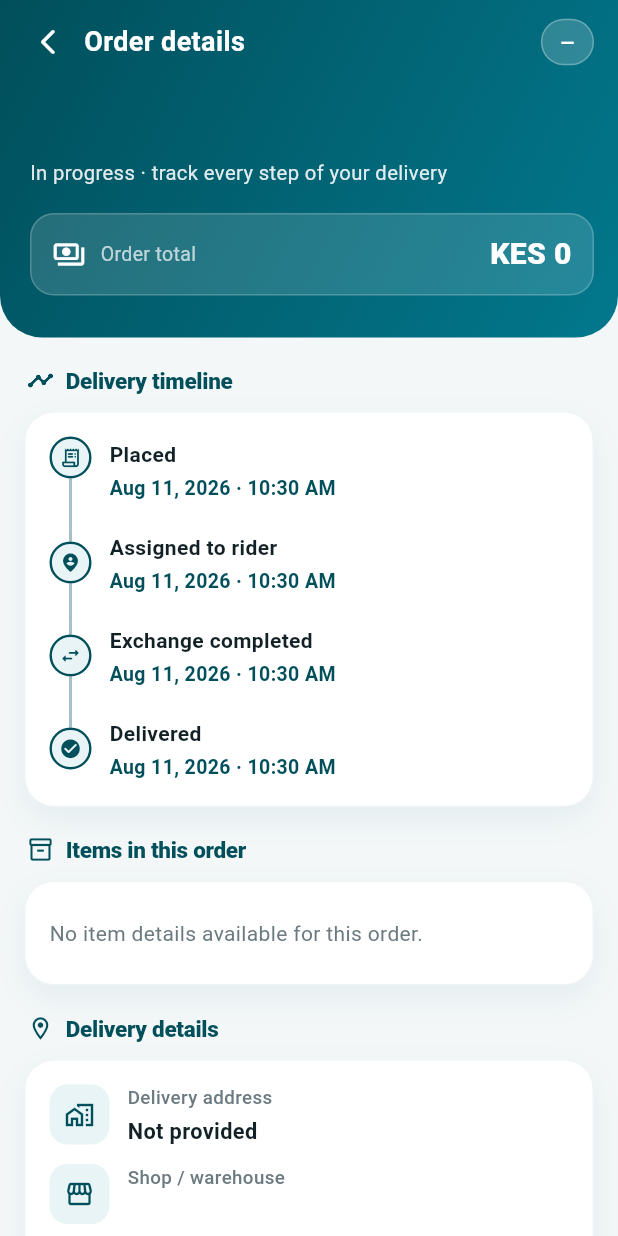
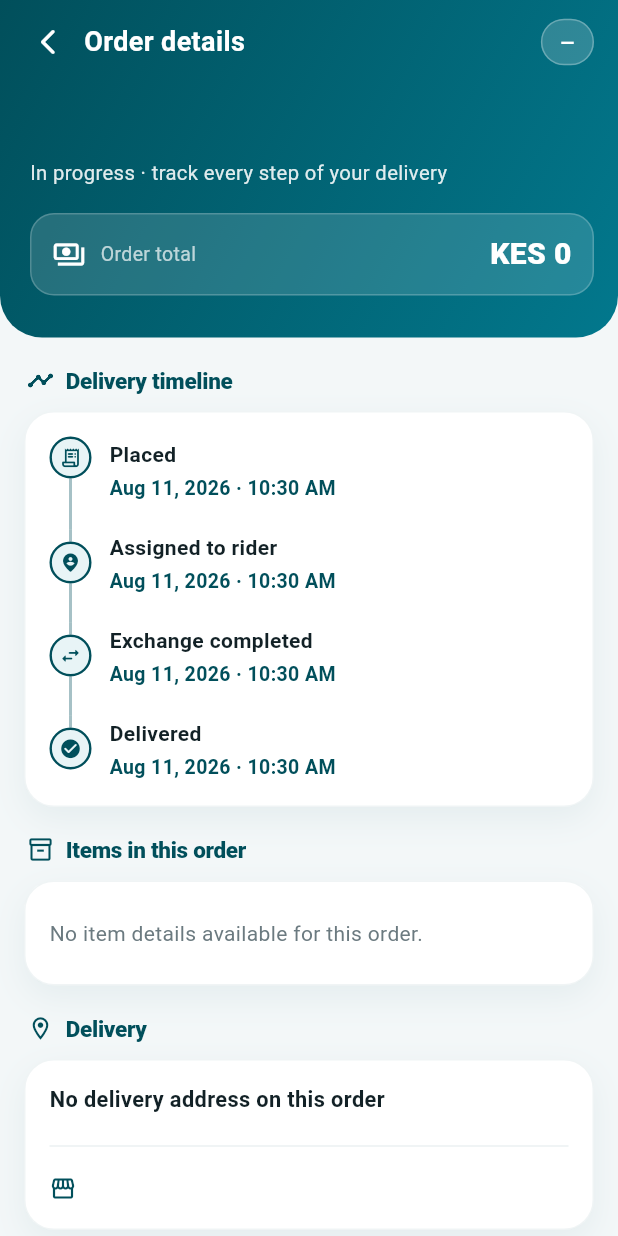
Before and after one commit to tchasinga/gasdelivery, a Flutter app: the OrderDetailsScreen screen opened directly with empty values, on a phone screen of 412 x 824 dp. Run offline on Flutter 3.47's test engine with Material 3 defaults, Android fonts, the phone set to English and light mode, and no system bars; our stand-ins replace geolocator, google_maps_flutter, shared_preferences, video_player; missing offline and left inert: flutter_polyline_points, google_maps_flutter_android, google_maps_flutter_platform_interface; accounts and stored records are empty; network calls fail.

Commit message:
Enhance Order Management with Cancellation Feature and UI Updates
- Updated the My Orders screen to recognize both completed and cancelled orders.
- Refactored the Order Details screen to support order cancellation, including confirmation dialog and API integration.
- Improved user feedback with snack bars for cancellation success or failure.
- Adjusted UI elements for clarity, including updated empty messages and tab labels for ongoing orders.

```diff
--- a/lib/screens/customer_accounts/order_details_screen.dart
+++ b/lib/screens/customer_accounts/order_details_screen.dart
@@ -1,21 +1,134 @@
 import 'package:flutter/material.dart';
 
+import '../../services/api_services.dart';
+import '../../services/auth_service.dart';
 import '../../utils/format_api_label.dart';
 import '../../utils/phone_launcher.dart';
 
-class OrderDetailsScreen extends StatelessWidget {
+class OrderDetailsScreen extends StatefulWidget {
   const OrderDetailsScreen({super.key, required this.order});
 
   final Map<String, dynamic> order;
 
-  static const _brand = Color(0xFF014F5B);
-  static const _brandLight = Color(0xFF02788D);
-  static const _brandSoft = Color(0xFFE8F4F6);
-  static const _ink = Color(0xFF122126);
-  static const _muted = Color(0xFF6B7A80);
+  static const brand = Color(0xFF014F5B);
+  static const brandLight = Color(0xFF02788D);
+  static const brandSoft = Color(0xFFE8F4F6);
+  static const ink = Color(0xFF122126);
+  static const muted = Color(0xFF6B7A80);
+
+  @override
+  State<OrderDetailsScreen> createState() => _OrderDetailsScreenState();
+}
+
+class _OrderDetailsScreenState extends State<OrderDetailsScreen> {
+  static const _brand = OrderDetailsScreen.brand;
+  static const _brandLight = OrderDetailsScreen.brandLight;
+  static const _brandSoft = OrderDetailsScreen.brandSoft;
+  static const _ink = OrderDetailsScreen.ink;
+  static const _muted = OrderDetailsScreen.muted;
+
+  late Map<String, dynamic> _order;
+  bool _cancelling = false;
+
+  @override
+  void initState() {
+    super.initState();
+    _order = Map<String, dynamic>.from(widget.order);
+  }
+
+  bool get _isCompleted => _order['status']?.toString() == 'completed';
+  bool get _isCancelled => _order['status']?.toString() == 'cancelled';
+
+  bool get _canCancel {
+    final status = _order['status']?.toString() ?? '';
+    return status == 'pending' || status == 'processing';
+  }
+
+  Future<void> _confirmCancel() async {
+    final confirmed = await showDialog<bool>(
+      context: context,
+      builder: (ctx) => AlertDialog(
+        title: const Text('Cancel order?'),
+        content: Text(
+          'Cancel order ${_order['order_number'] ?? ''}? This cannot be undone.',
+        ),
+        actions: [
+          TextButton(
+            onPressed: () => Navigator.of(ctx).pop(false),
+            child: const Text('Keep order'),
+          ),
+          TextButton(
+            onPressed: () => Navigator.of(ctx).pop(true),
+            style: TextButton.styleFrom(foregroundColor: Colors.red),
+            child: const Text('Cancel order'),
+          ),
+        ],
+      ),
+    );
+    if (confirmed != true || !mounted) return;
+    await _cancelOrder();
+  }
+
+  Future<void> _cancelOrder() async {
+    final id = _order['id'];
+    final orderId = id is int ? id : int.tryParse(id?.toString() ?? '');
+    if (orderId == null) {
+      ScaffoldMessenger.of(context).showSnackBar(
+        const SnackBar(
+          content: Text('Could not cancel this order.'),
+          backgroundColor: Colors.red,
+        ),
+      );
+      return;
+    }
+
+    setState(() => _cancelling = true);
+    final token = await AuthService.getToken();
+    if (token == null) {
+      if (!mounted) return;
+      setState(() => _cancelling = false);
+      ScaffoldMessenger.of(context).showSnackBar(
+        const SnackBar(
+          content: Text('Please sign in again to cancel this order.'),
+          backgroundColor: Colors.red,
+        ),
+      );
+      return;
+    }
+
+    final result = await ApiService.cancelCustomerDeliveryOrder(token, orderId);
+    if (!mounted) return;
+    setState(() => _cancelling = false);
+
+    if (result['success'] == true) {
+      final updated = result['order'];
+      setState(() {
+        if (updated is Map<String, dynamic>) {
+          _order = Map<String, dynamic>.from(updated);
+        } else {
+          _order = {..._order, 'status': 'cancelled'};
+        }
+      });
+      ScaffoldMessenger.of(context).showSnackBar(
+        SnackBar(
+          content: Text(result['message'] ?? 'Order cancelled successfully'),
+          backgroundColor: _brand,
+        ),
+      );
+      Navigator.of(context).pop(true);
+    } else {
+      ScaffoldMessenger.of(context).showSnackBar(
+        SnackBar(
+          content: Text(result['message'] ?? 'Failed to cancel order'),
+          backgroundColor: Colors.red,
+        ),
+      );
+    }
+  }
 
   @override
   Widget build(BuildContext context) {
+    final order = _order;
     final status = formatApiLabelForUi(order['status']?.toString());
     final warehouse = order['mini_warehouse'] as Map<String, dynamic>?;
     final rider = order['rider'] as Map<String, dynamic>?;
@@ -28,7 +141,6 @@ class OrderDetailsScreen extends StatelessWidget {
         ?.toString()
         .trim();
     final notes = order['notes']?.toString().trim();
-    final altPhone = order['customer_number_alternative']?.toString().trim();
     final topPad = MediaQuery.paddingOf(context).top;
 
     return Scaffold(
@@ -112,9 +224,11 @@ class OrderDetailsScreen extends StatelessWidget {
                         ),
                         const SizedBox(height: 6),
                         Text(
-                          _isCompleted
-                              ? 'Completed · thanks for ordering with Gas express'
-                              : 'In progress · track every step of your delivery',
+                          _isCancelled
+                              ? 'Cancelled · this order will not be delivered'
+                              : _isCompleted
+                                  ? 'Completed · thanks for ordering with Gas express'
+                                  : 'In progress · track every step of your delivery',
                           style: TextStyle(
                             color: Colors.white.withValues(alpha: 0.88),
                             fontSize: 13.5,
@@ -267,37 +381,57 @@ class OrderDetailsScreen extends StatelessWidget {
                 const SizedBox(height: 18),
                 _SectionHeader(
                   icon: Icons.location_on_outlined,
-                  title: 'Delivery details',
+                  title: 'Delivery',
                 ),
                 _SurfaceCard(
                   child: Column(
+                    crossAxisAlignment: CrossAxisAlignment.start,
                     children: [
-                      _DetailTile(
-                        icon: Icons.home_work_outlined,
-                        label: 'Delivery address',
-                        value: (address != null && address.isNotEmpty)
+                      Text(
+                        address != null && address.isNotEmpty
                             ? address
-                            : 'Not provided',
+                            : 'No delivery address on this order',
+                        style: const TextStyle(
+                          fontSize: 14.5,
+                          height: 1.45,
+                          color: _ink,
+                          fontWeight: FontWeight.w600,
+                        ),
                       ),
-                      const SizedBox(height: 12),
-                      _DetailTile(
-                        icon: Icons.storefront_outlined,
-                        label: 'Shop / warehouse',
-                        value: warehouse?['name']?.toString() ?? '—',
-                      ),
-                      const SizedBox(height: 12),
-                      _DetailTile(
-                        icon: Icons.map_outlined,
-                        label: 'Warehouse address',
-                        value: warehouse?['address']?.toString() ?? '—',
-                      ),
-                      if (altPhone != null && altPhone.isNotEmpty) ...[
+                      if (warehouse != null) ...[
                         const SizedBox(height: 12),
-                        _DetailTile(
-                          icon: Icons.phone_outlined,
-                          label: 'Alt. phone',
-                          value: altPhone,
+                        Divider(color: _brand.withValues(alpha: 0.08)),
+                        const SizedBox(height: 10),
+                        Row(
+                          children: [
+                            const Icon(
+                              Icons.storefront_outlined,
+                              size: 18,
+                              color: _brand,
+                            ),
+                            const SizedBox(width: 8),
+                            Expanded(
+                              child: Text(
+                                warehouse['name']?.toString() ?? 'Warehouse',
+                                style: const TextStyle(
+                                  fontSize: 14,
+                                  fontWeight: FontWeight.w700,
+                                  color: _brand,
+                                ),
+                              ),
+                            ),
+                          ],
                         ),
+                        if (warehouse['address'] != null) ...[
+                          const SizedBox(height: 4),
+                          Text(
+                            warehouse['address'].toString(),
+                            style: const TextStyle(
+                              fontSize: 13,
+                              color: _muted,
+                            ),
+                          ),
+                        ],
                       ],
                     ],
                   ),
@@ -401,6 +535,50 @@ class OrderDetailsScreen extends StatelessWidget {
                     ),
                   ),
                 ],
+                if (_canCancel) ...[
+                  const SizedBox(height: 28),
+                  SizedBox(
+                    width: double.infinity,
+                    child: OutlinedButton.icon(
+                      onPressed: _cancelling ? null : _confirmCancel,
+                      icon: _cancelling
+                          ? const SizedBox(
+                              width: 18,
+                              height: 18,
+                              child: CircularProgressIndicator(
+                                strokeWidth: 2,
+                                color: Colors.red,
+                              ),
+                            )
+                          : const Icon(Icons.cancel_outlined),
+                      label: Text(
+                        _cancelling ? 'Cancelling…' : 'Cancel order',
+                      ),
+                      style: OutlinedButton.styleFrom(
+                        foregroundColor: Colors.red.shade700,
+                        side: BorderSide(color: Colors.red.shade300),
+                        padding: const EdgeInsets.symmetric(vertical: 14),
+                        shape: RoundedRectangleBorder(
+                          borderRadius: BorderRadius.circular(14),
+                        ),
+                        textStyle: const TextStyle(
+                          fontSize: 15,
+                          fontWeight: FontWeight.w700,
+                        ),
+                      ),
+                    ),
+                  ),
+                  const SizedBox(height: 8),
+                  Text(
+                    'You can cancel while the shop has not assigned a rider yet.',
+                    textAlign: TextAlign.center,
+                    style: TextStyle(
+                      fontSize: 12.5,
+                      color: Colors.grey.shade600,
+                      height: 1.35,
+                    ),
+                  ),
+                ],
               ]),
             ),
           ),
@@ -409,22 +587,20 @@ class OrderDetailsScreen extends StatelessWidget {
     );
   }
 
-  bool get _isCompleted => order['status']?.toString() == 'completed';
-
   int? get _qtyRequested {
-    final v = order['quantity_requested'];
+    final v = _order['quantity_requested'];
     if (v is int) return v;
     return int.tryParse(v?.toString() ?? '');
   }
 
   int? get _qtyFulfilled {
-    final v = order['quantity_fulfilled'];
+    final v = _order['quantity_fulfilled'];
     if (v is int) return v;
     return int.tryParse(v?.toString() ?? '');
   }
 
   List<Map<String, dynamic>> _lineItems() {
-    final raw = order['order_line_items'];
+    final raw = _order['order_line_items'];
     if (raw is List && raw.isNotEmpty) {
       return raw
           .whereType<Map>()
@@ -432,8 +608,8 @@ class OrderDetailsScreen extends StatelessWidget {
           .toList();
     }
 
-    final sizes = order['cylinder_sizes'];
-    final outrights = order['cylinders_outright'];
+    final sizes = _order['cylinder_sizes'];
+    final outrights = _order['cylinders_outright'];
     if (sizes is! List || sizes.isEmpty) return const [];
 
     final outrightList = outrights is List ? outrights : const [];
@@ -483,14 +659,14 @@ class _SectionHeader extends StatelessWidget {
       padding: const EdgeInsets.only(bottom: 10, left: 2),
       child: Row(
         children: [
-          Icon(icon, size: 18, color: OrderDetailsScreen._brand),
+          Icon(icon, size: 18, color: OrderDetailsScreen.brand),
           const SizedBox(width: 8),
           Text(
             title,
             style: const TextStyle(
               fontSize: 15,
               fontWeight: FontWeight.w800,
-              color: OrderDetailsScreen._brand,
+              color: OrderDetailsScreen.brand,
               letterSpacing: -0.2,
             ),
           ),
@@ -514,11 +690,11 @@ class _SurfaceCard extends StatelessWidget {
         color: Colors.white,
         borderRadius: BorderRadius.circular(20),
         border: Border.all(
-          color: OrderDetailsScreen._brand.withValues(alpha: 0.06),
+          color: OrderDetailsScreen.brand.withValues(alpha: 0.06),
         ),
         boxShadow: [
           BoxShadow(
-            color: OrderDetailsScreen._brand.withValues(alpha: 0.06),
+            color: OrderDetailsScreen.brand.withValues(alpha: 0.06),
             blurRadius: 18,
             offset: const Offset(0, 8),
           ),
@@ -543,7 +719,7 @@ class _MetricTile extends StatelessWidget {
         color: Colors.white,
         borderRadius: BorderRadius.circular(18),
         border: Border.all(
-          color: OrderDetailsScreen._brand.withValues(alpha: 0.08),
+          color: OrderDetailsScreen.brand.withValues(alpha: 0.08),
         ),
       ),
       child: Column(
@@ -553,7 +729,7 @@ class _MetricTile extends StatelessWidget {
             label,
             style: const TextStyle(
               fontSize: 12.5,
-              color: OrderDetailsScreen._muted,
+              color: OrderDetailsScreen.muted,
               fontWeight: FontWeight.w500,
             ),
           ),
@@ -563,7 +739,7 @@ class _MetricTile extends StatelessWidget {
             style: const TextStyle(
               fontSize: 22,
               fontWeight: FontWeight.w800,
-              color: OrderDetailsScreen._brand,
+              color: OrderDetailsScreen.brand,
             ),
           ),
         ],
@@ -592,7 +768,7 @@ class _TimelineStep extends StatelessWidget {
   @override
   Widget build(BuildContext context) {
     final activeColor = done
-        ? OrderDetailsScreen._brand
+        ? OrderDetailsScreen.brand
         : const Color(0xFFB7C4C8);
 
     return IntrinsicHeight(
@@ -608,7 +784,7 @@ class _TimelineStep extends StatelessWidget {
                     width: 2,
                     height: 8,
                     color: done
-                        ? OrderDetailsScreen._brand.withValues(alpha: 0.35)
+                        ? OrderDetailsScreen.brand.withValues(alpha: 0.35)
                         : const Color(0xFFD5DEE1),
                   ),
                 Container(
@@ -616,7 +792,7 @@ class _TimelineStep extends StatelessWidget {
                   height: 28,
                   decoration: BoxDecoration(
                     color: done
-                        ? OrderDetailsScreen._brandSoft
+                        ? OrderDetailsScreen.brandSoft
                         : const Color(0xFFF0F3F4),
                     shape: BoxShape.circle,
                     border: Border.all(color: activeColor, width: 1.6),
@@ -628,7 +804,7 @@ class _TimelineStep extends StatelessWidget {
                     child: Container(
                       width: 2,
                       color: done
-                          ? OrderDetailsScreen._brand.withValues(alpha: 0.35)
+                          ? OrderDetailsScreen.brand.withValues(alpha: 0.35)
                           : const Color(0xFFD5DEE1),
                     ),
                   ),
@@ -651,8 +827,8 @@ class _TimelineStep extends StatelessWidget {
                       fontSize: 14,
                       fontWeight: FontWeight.w700,
                       color: done
-                          ? OrderDetailsScreen._ink
-                          : OrderDetailsScreen._muted,
+                          ? OrderDetailsScreen.ink
+                          : OrderDetailsScreen.muted,
                     ),
                   ),
                   const SizedBox(height: 3),
@@ -661,7 +837,7 @@ class _TimelineStep extends StatelessWidget {
                     style: TextStyle(
                       fontSize: 13,
                       color: done
-                          ? OrderDetailsScreen._brand
+                          ? OrderDetailsScreen.brand
                           : Colors.grey.shade500,
                       fontWeight: FontWeight.w600,
                     ),
@@ -672,62 +848,6 @@ class _TimelineStep extends StatelessWidget {
           ),
         ],
       ),
-    );
-  }
-}
-
-class _DetailTile extends StatelessWidget {
-  const _DetailTile({
-    required this.icon,
-    required this.label,
-    required this.value,
-  });
-
-  final IconData icon;
-  final String label;
-  final String value;
-
-  @override
-  Widget build(BuildContext context) {
-    return Row(
-      crossAxisAlignment: CrossAxisAlignment.start,
-      children: [
-        Container(
-          width: 40,
-          height: 40,
-          decoration: BoxDecoration(
-            color: OrderDetailsScreen._brandSoft,
-            borderRadius: BorderRadius.circular(12),
-          ),
-          child: Icon(icon, color: OrderDetailsScreen._brand, size: 20),
-        ),
-        const SizedBox(width: 12),
-        Expanded(
-          child: Column(
-            crossAxisAlignment: CrossAxisAlignment.start,
-            children: [
-              Text(
-                label,
-                style: const TextStyle(
-                  fontSize: 12.5,
-                  color: OrderDetailsScreen._muted,
-                  fontWeight: FontWeight.w500,
-                ),
-              ),
-              const SizedBox(height: 3),
-              Text(
-                value,
-                style: const TextStyle(
-                  fontSize: 14.5,
-                  fontWeight: FontWeight.w700,
-                  color: OrderDetailsScreen._ink,
-                  height: 1.35,
-                ),
-              ),
-            ],
-          ),
-        ),
-      ],
     );
   }
 }
@@ -758,14 +878,14 @@ class _ItemRow extends StatelessWidget {
           width: 48,
           height: 48,
           decoration: BoxDecoration(
-            color: OrderDetailsScreen._brandSoft,
+            color: OrderDetailsScreen.brandSoft,
             borderRadius: BorderRadius.circular(14),
           ),
           child: Icon(
             category == 'accessories'
                 ? Icons.handyman_outlined
                 : Icons.propane_tank_outlined,
-            color: OrderDetailsScreen._brand,
+            color: OrderDetailsScreen.brand,
             size: 24,
           ),
         ),
@@ -779,7 +899,7 @@ class _ItemRow extends StatelessWidget {
                 style: const TextStyle(
                   fontWeight: FontWeight.w800,
                   fontSize: 15,
-                  color: OrderDetailsScreen._ink,
+                  color: OrderDetailsScreen.ink,
                 ),
               ),
               if (subtitleParts.isNotEmpty) ...[
@@ -788,7 +908,7 @@ class _ItemRow extends StatelessWidget {
                   subtitleParts.join(' · '),
                   style: const TextStyle(
                     fontSize: 12.5,
-                    color: OrderDetailsScreen._muted,
+                    color: OrderDetailsScreen.muted,
                   ),
                 ),
               ],
@@ -796,7 +916,7 @@ class _ItemRow extends StatelessWidget {
               Container(
                 padding: const EdgeInsets.symmetric(horizontal: 8, vertical: 4),
                 decoration: BoxDecoration(
-                  color: OrderDetailsScreen._brandSoft,
+                  color: OrderDetailsScreen.brandSoft,
                   borderRadius: BorderRadius.circular(8),
                 ),
                 child: Text(
@@ -804,7 +924,7 @@ class _ItemRow extends StatelessWidget {
                   style: const TextStyle(
                     fontSize: 12,
                     fontWeight: FontWeight.w700,
-                    color: OrderDetailsScreen._brand,
+                    color: OrderDetailsScreen.brand,
                   ),
                 ),
               ),
@@ -816,7 +936,7 @@ class _ItemRow extends StatelessWidget {
             'KES $unit',
             style: const TextStyle(
               fontWeight: FontWeight.w800,
-              color: OrderDetailsScreen._brand,
+              color: OrderDetailsScreen.brand,
               fontSize: 14,
             ),
           ),
--- a/lib/services/api_services.dart
+++ b/lib/services/api_services.dart
@@ -436,6 +436,31 @@ class ApiService {
     }
   }
 
+  static Future<Map<String, dynamic>> cancelCustomerDeliveryOrder(
+    String token,
+    int orderId,
+  ) async {
+    try {
+      final response = await http.post(
+        Uri.parse('$baseUrl/customer-delivery/orders/$orderId/cancel'),
+        headers: _authHeaders(token),
+      );
+      final data = jsonDecode(response.body);
+      if (response.statusCode == 200 && data['success'] == true) {
+        return {
+          'success': true,
+          'message': data['message'] ?? 'Order cancelled successfully',
+          'order': data['order'] is Map
+              ? Map<String, dynamic>.from(data['order'] as Map)
+              : null,
+        };
+      }
+      return {'success': false, 'message': _firstApiErrorMessage(data)};
+    } catch (e) {
+      return {'success': false, 'message': 'Network error: $e'};
+    }
+  }
+
   static Future<Map<String, dynamic>> getCustomerAccountHistory(
     String token,
   ) async {
```
Also changed, not shown: lib/screens/customer_accounts/my_orders_screen.dart (+11 -6 lines).
